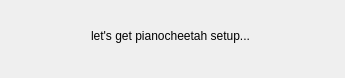
Stephen-Hazel/PianoCheetah, file initme/rc/initme.ui: the form before one commit.
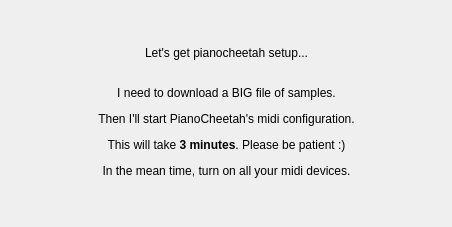
The form after the commit.

Commit message: initme change to stick around and flatpak fixes

```diff
--- a/initme/rc/initme.ui
+++ b/initme/rc/initme.ui
@@ -6,8 +6,8 @@
    <rect>
     <x>0</x>
     <y>0</y>
-    <width>345</width>
-    <height>78</height>
+    <width>452</width>
+    <height>227</height>
    </rect>
   </property>
   <property name="windowTitle">
@@ -17,14 +17,17 @@
    <widget class="QLabel" name="label">
     <property name="geometry">
      <rect>
-      <x>20</x>
+      <x>10</x>
       <y>10</y>
-      <width>301</width>
-      <height>51</height>
+      <width>433</width>
+      <height>204</height>
      </rect>
     </property>
     <property name="text">
-     <string>let's get pianocheetah setup...</string>
+     <string>&lt;html&gt;&lt;head/&gt;&lt;body&gt;&lt;p align=&quot;center&quot;&gt;Let's get pianocheetah setup...&lt;br/&gt;&lt;/p&gt;&lt;p&gt;I need to download a BIG file of samples.&lt;/p&gt;&lt;p&gt;Then I'll start PianoCheetah's midi configuration.&lt;/p&gt;&lt;p&gt;This will take &lt;span style=&quot; font-weight:700;&quot;&gt;3 minutes&lt;/span&gt;. Please be patient :)&lt;/p&gt;&lt;p&gt;In the mean time, turn on all your midi devices.&lt;/p&gt;&lt;/body&gt;&lt;/html&gt;</string>
+    </property>
+    <property name="textFormat">
+     <enum>Qt::AutoText</enum>
     </property>
     <property name="alignment">
      <set>Qt::AlignCenter</set>
```
The commit also changes 5 other files.
